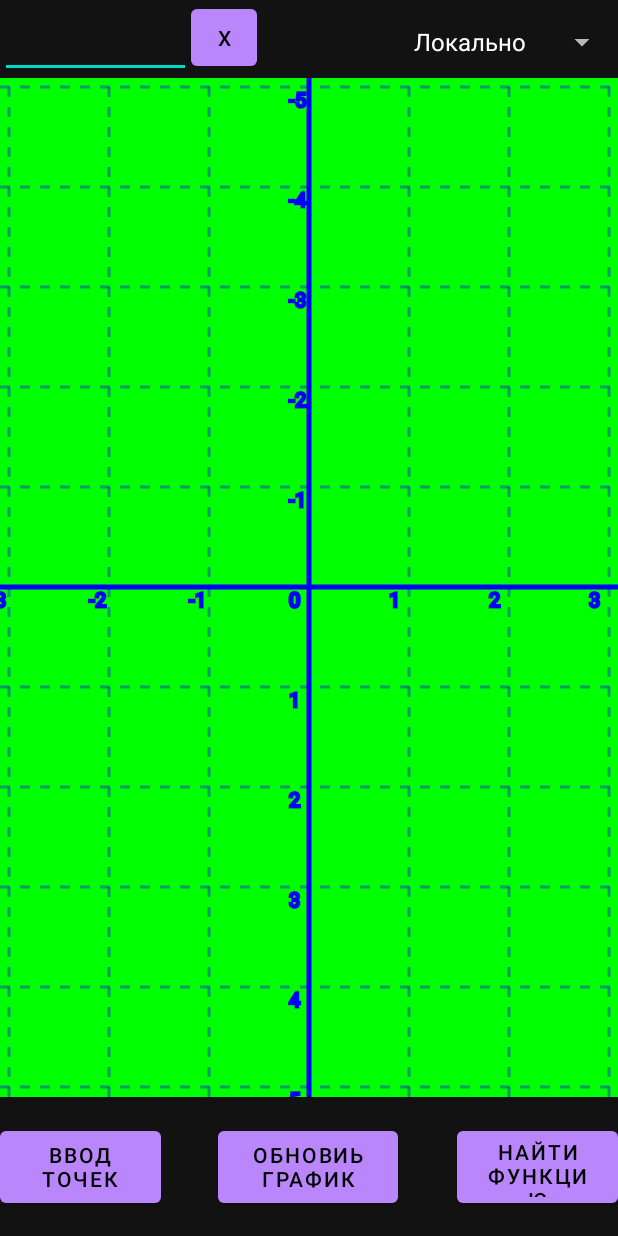
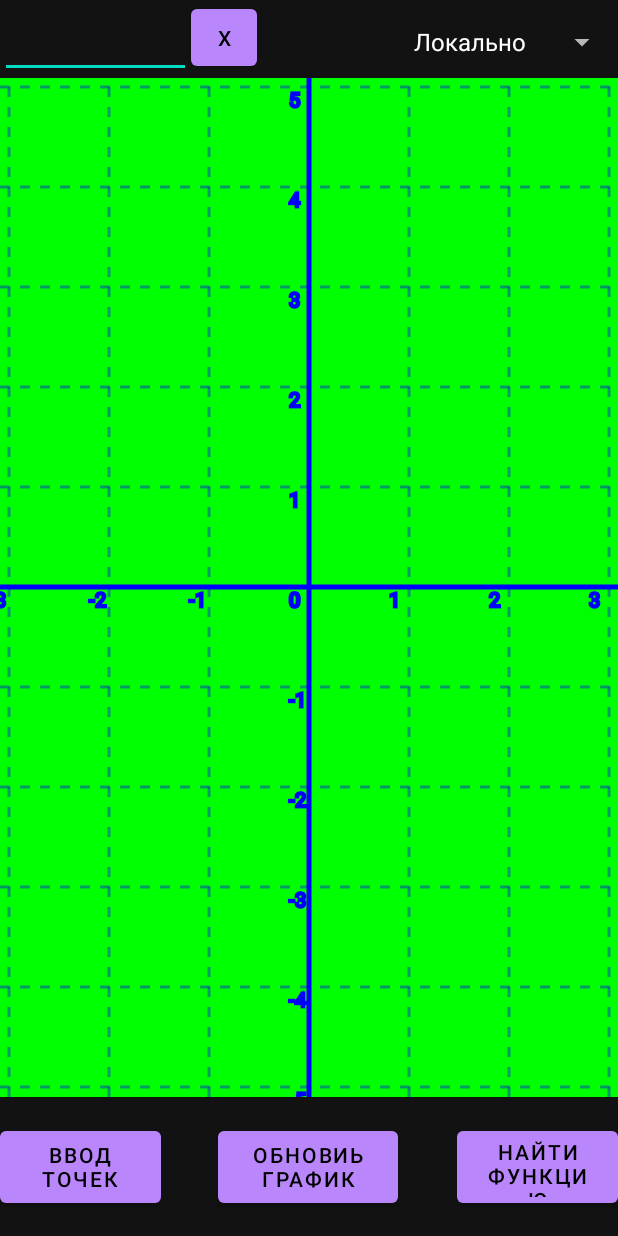
Before and after one commit to Kurtlike/lab4Android, an Android app: the screen it shows after launch (MainActivity), after a tap on an icon or button, on a phone screen of 412 x 824 dp. Run offline under Robolectric (Android 15) with nearby library versions, the phone set to English and light mode, and no system bars; our stand-ins replace Volley.

Commit message:
prod 1.1

```diff
--- a/app/src/main/AndroidManifest.xml
+++ b/app/src/main/AndroidManifest.xml
@@ -10,7 +10,8 @@
         android:label="@string/app_name"
         android:roundIcon="@mipmap/ic_launcher_round"
         android:supportsRtl="true"
-        android:theme="@style/Theme.Lab4Android">
+        android:theme="@style/Theme.Lab4Android"
+        android:usesCleartextTraffic="true">
 
         <activity android:name="com.kurtlike.lab5android.MainActivity"
             android:theme="@style/Theme.MaterialComponents.NoActionBar"
--- a/app/src/main/java/com/kurtlike/lab5android/MainActivity.kt
+++ b/app/src/main/java/com/kurtlike/lab5android/MainActivity.kt
@@ -44,6 +44,7 @@ class MainActivity : AppCompatActivity() {
             else{
                 loadDots()
                 goodOldIO.setDotsForInterpolate(dots)
+                goodOldIO.solve()
                 saveDotsForFuncDraw(goodOldIO.getDotsForDraw())
                 chartReload.performClick()
                 isFunctionSolve = true
@@ -54,7 +55,7 @@ class MainActivity : AppCompatActivity() {
             if(!islocal) {
                 if (isFunctionSolve) {
                     serverRequests.getXvalue(
-                        "http://192.168.88.254:8082/lab5/getXValue",
+                        "http://$url/lab5/getXValue",
                         xValue.text.toString().toDouble()
                     ) {
                         xValue.setText(it.toString())
--- a/app/src/main/java/com/kurtlike/lab5android/chart/DrawChart.kt
+++ b/app/src/main/java/com/kurtlike/lab5android/chart/DrawChart.kt
@@ -105,7 +105,7 @@ class DrawChart(context: Context): View(context) {
             path.lineTo((xMax).toFloat(), (yNull - i * scale).toFloat())
             canvas.drawPath(path, paint)
             setTextlLinePreset()
-            canvas.drawText(( - i).toString(), (xNull).toFloat() - 20, (yNull - i * scale).toFloat() + 20, paint)
+            canvas.drawText(i.toString(), (xNull).toFloat() - 20, (yNull - i * scale).toFloat() + 20, paint)
         }
 
         val numberOfHatchsMoreNull = (yMax - yNull)/(scale)
@@ -116,7 +116,7 @@ class DrawChart(context: Context): View(context) {
             path.lineTo((xMax).toFloat(), (yNull + i * scale).toFloat())
             canvas.drawPath(path, paint)
             setTextlLinePreset()
-            canvas.drawText(i.toString(), (xNull).toFloat() - 20, (yNull + i * scale).toFloat() + 20, paint)
+            canvas.drawText(( - i).toString(), (xNull).toFloat() - 20, (yNull + i * scale).toFloat() + 20, paint)
 
         }
 
--- a/app/src/main/java/com/kurtlike/lab5android/localBuisness/GoodOldIO.kt
+++ b/app/src/main/java/com/kurtlike/lab5android/localBuisness/GoodOldIO.kt
@@ -5,7 +5,8 @@ import com.kurtlike.lab5android.datainput.Dot
 
 
 
-interface GoodOldIO {
+interface
+GoodOldIO {
     fun setDotsForInterpolate(dots: ArrayList<Dot>)
     fun getXValue(xValue: Double): Double
     fun getDotsForDraw(): ArrayList<Dot>
```
